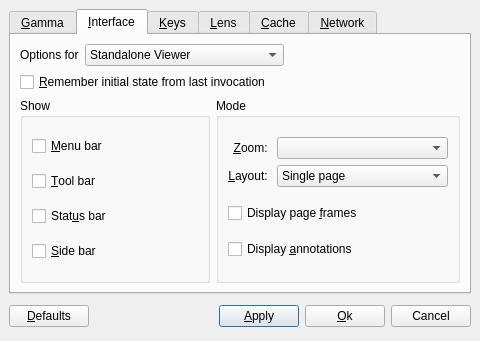
barak/djview4, file src/qdjviewprefsdialog.ui: the form before one commit.
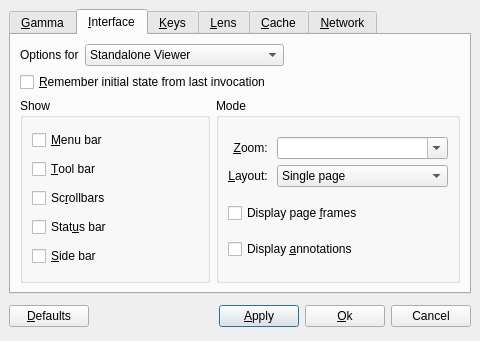
The form after the commit. The open tabs and pages were chosen to show the change.

Commit message: pref dialog interface tab works.

```diff
--- a/src/qdjviewprefsdialog.ui
+++ b/src/qdjviewprefsdialog.ui
@@ -378,6 +378,13 @@
               </property>
              </widget>
             </item>
+            <item>
+             <widget class="QCheckBox" name="scrollBarsCheckBox" >
+              <property name="text" >
+               <string>Sc&amp;rollbars</string>
+              </property>
+             </widget>
+            </item>
             <item>
              <widget class="QCheckBox" name="statusBarCheckBox" >
               <property name="text" >
@@ -429,7 +436,11 @@
                </widget>
               </item>
               <item row="0" column="1" >
-               <widget class="QComboBox" name="zoomCombo" />
+               <widget class="QComboBox" name="zoomCombo" >
+                <property name="editable" >
+                 <bool>true</bool>
+                </property>
+               </widget>
               </item>
               <item row="1" column="0" >
                <widget class="QLabel" name="label23" >
```
The commit also changes 4 other files.
